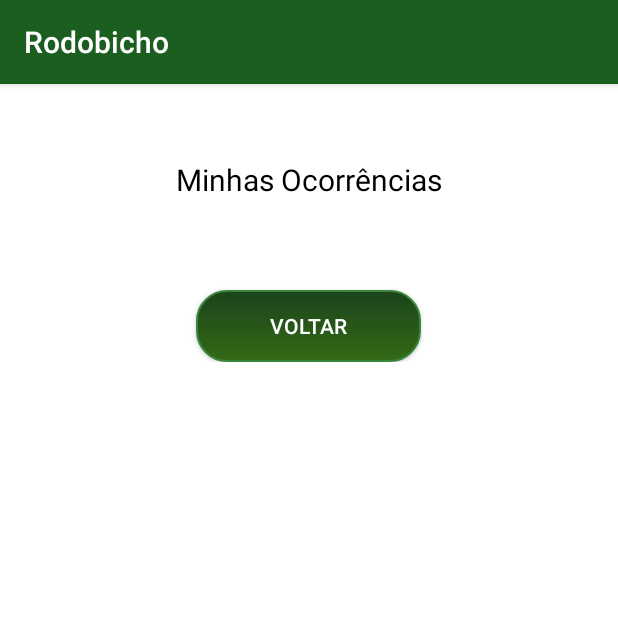
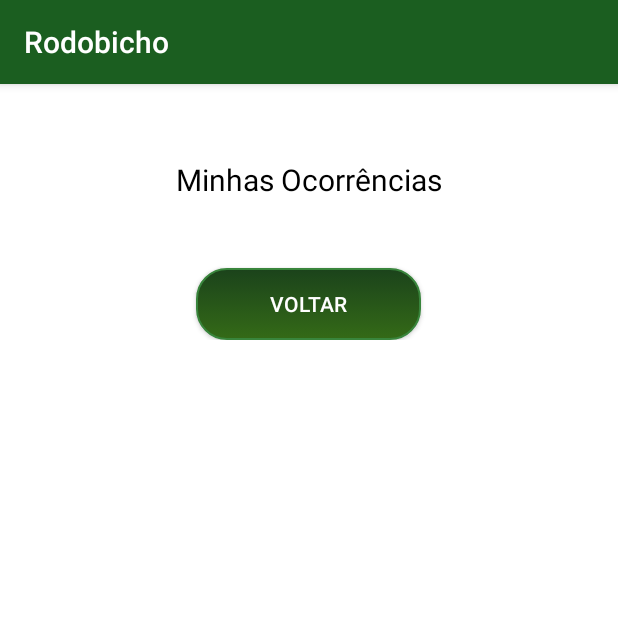
Before and after one commit to qlcimz/Rodobicho.rodoapp, an Android app: the OcorrenciasActivity screen opened directly, with no data from a screen before it, on a phone screen of 412 x 824 dp, the top half of it. Run offline under Robolectric (Android 15) with nearby library versions, the light colour scheme and no system bars.

Commit message:
gsus vai abençoar esse commit

```diff
--- a/app/src/main/res/layout/activity_ocorrencias.xml
+++ b/app/src/main/res/layout/activity_ocorrencias.xml
@@ -36,7 +36,7 @@
                 android:layout_height="match_parent" />
 
             <Button
-                android:layout_marginTop="30dp"
+                android:layout_marginTop="15dp"
                 android:id="@+id/btn_voltar"
                 android:layout_width="150dp"
                 android:layout_height="wrap_content"
--- a/app/src/main/res/layout/item_ocorrencia.xml
+++ b/app/src/main/res/layout/item_ocorrencia.xml
@@ -29,7 +29,7 @@
         android:orientation="vertical"
         android:layout_marginLeft="15dp"
         android:layout_marginRight="5dp"
-        android:layout_marginTop="10dp"
+        android:layout_marginTop="5dp"
         >
 
         <TextView
```
